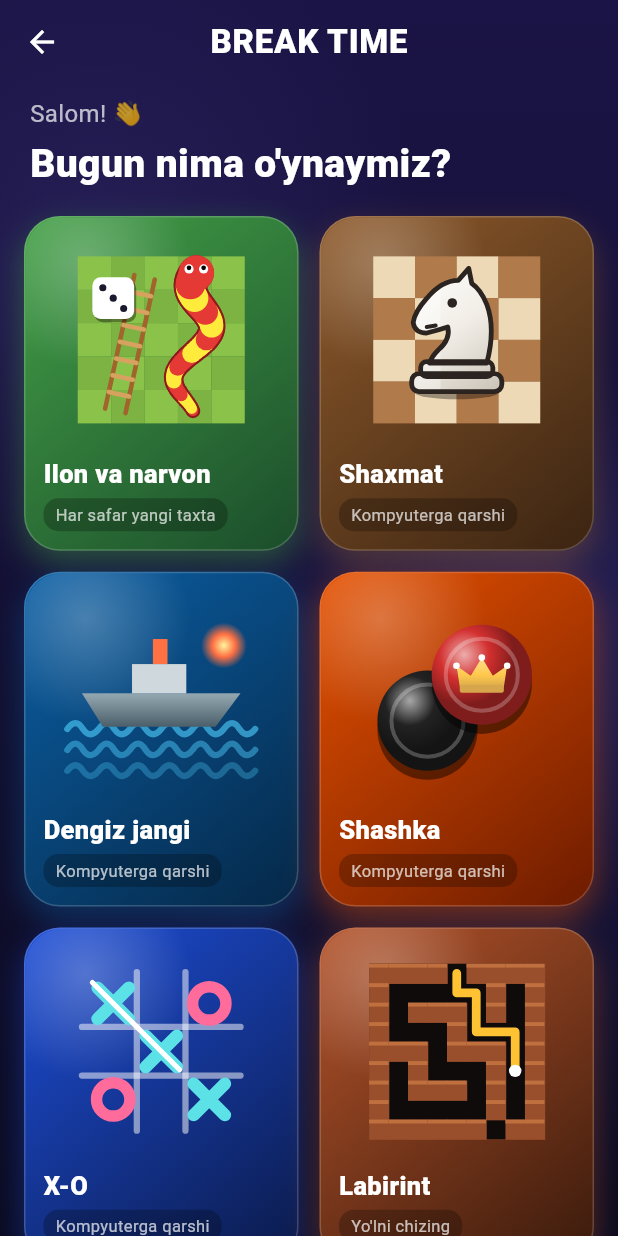
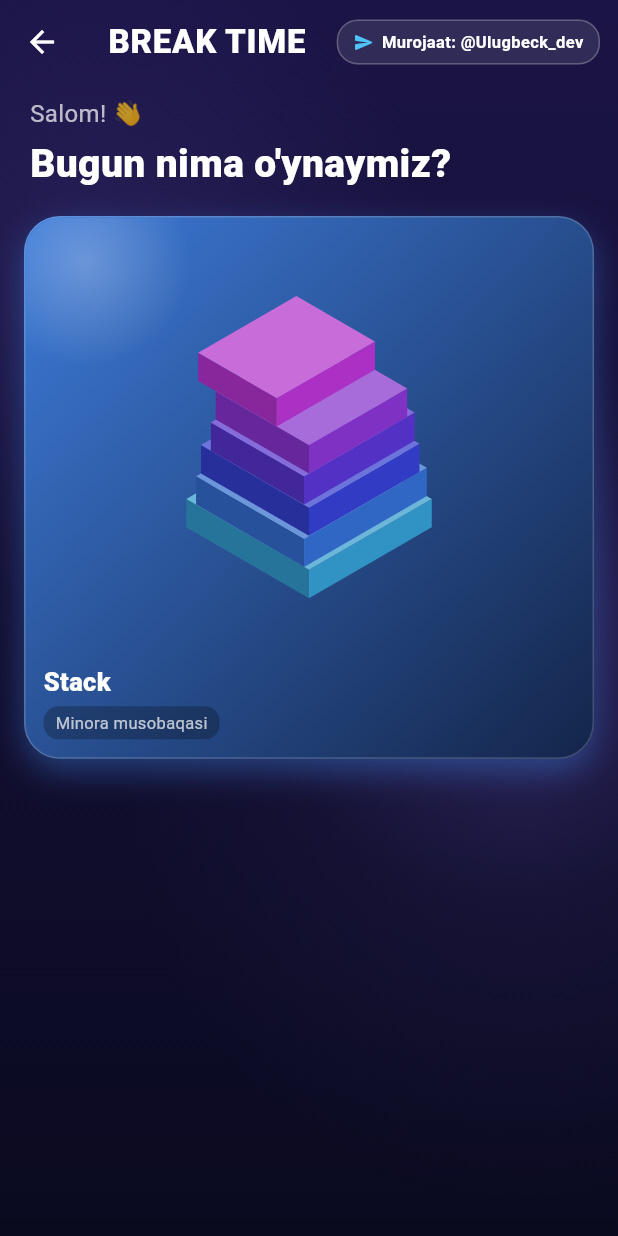
Before and after one commit to myminiapp4654/myminiapp, a Flutter app: the HomeScreen screen opened directly, on a phone screen of 412 x 824 dp. Run offline on Flutter 3.47's test engine with Material 3 defaults, Android fonts, the phone set to English and light mode, and no system bars; our stand-ins replace shared_preferences; missing offline and left inert: dart:js_interop; accounts and stored records are empty.

Commit message:
Faqat adminga barcha o'yinlar (ADMIN_IDS), qolganlarga Stack; Stack yerdan boshlanadi; sarlavha chapda, murojaat @Ulugbeck_dev; bot /id
Co-Authored-By: Claude Opus 5.5 <noreply@anthropic.com>

```diff
--- a/lib/net/server_client.dart
+++ b/lib/net/server_client.dart
@@ -29,7 +29,10 @@ enum ConnState { connecting, online, offline }
 class AppUser {
   final String uid;
   final String name;
-  const AppUser(this.uid, this.name);
+
+  /// Admin — barcha o'yinlarni ko'radi (server Telegram ID bo'yicha aytadi).
+  final bool admin;
+  const AppUser(this.uid, this.name, {this.admin = false});
 }
 
 class _Topic {
@@ -185,7 +188,7 @@ class ServerClient {
     switch (msg['t']) {
       case 'authed':
         final u = msg['user'] as Map;
-        user.value = AppUser(u['uid'] as String, u['name'] as String);
+        user.value = AppUser(u['uid'] as String, u['name'] as String, admin: u['admin'] == true);
         botUsername = msg['bot'] as String?;
         appShortName = (msg['app'] as String?) ?? '';
         authError.value = null;
--- a/lib/screens/home_screen.dart
+++ b/lib/screens/home_screen.dart
@@ -1,3 +1,4 @@
+import 'package:flutter/foundation.dart';
 import 'package:flutter/material.dart';
 
 import '../games/battleship/battleship_screen.dart';
@@ -12,6 +13,7 @@ import '../games/stack/stack_screen.dart';
 import '../games/walls/walls_screen.dart';
 import '../games/xo/xo_screen.dart';
 import '../net/server_client.dart';
+import '../telegram/telegram.dart';
 import '../ui/game_art.dart';
 import '../ui/kit.dart';
 import '../ui/setup.dart';
@@ -147,7 +149,10 @@ final _games = <_GameInfo>[
 
 /// Bosh ekran: o'yinlar galereyasi.
 class HomeScreen extends StatefulWidget {
-  const HomeScreen({super.key});
+  /// Testlar uchun: barcha o'yinlarni ko'rsatish (null — admin bo'yicha).
+  final bool? allGames;
+
+  const HomeScreen({super.key, this.allGames});
 
   @override
   State<HomeScreen> createState() => _HomeScreenState();
@@ -168,12 +173,52 @@ class _HomeScreenState extends State<HomeScreen> with TickerProviderStateMixin {
     super.dispose();
   }
 
+  /// Admin (yoki dasturchi debug rejimida) — barcha o'yinlar, qolganlar — faqat Stack.
+  List<_GameInfo> get _visible {
+    final all = widget.allGames ?? (kDebugMode || (ServerClient.instance.user.value?.admin ?? false));
+    return all ? _games : _games.where((g) => g.title == 'Stack').toList();
+  }
+
   @override
   Widget build(BuildContext context) {
     final name = ServerClient.instance.user.value?.name;
+    final games = _visible;
+    final single = games.length == 1;
     return GameScaffold(
       title: 'BREAK TIME',
       palette: GamePalette.home,
+      centerTitle: false,
+      actions: [
+        // Murojaat uchun — bosilsa Telegram profil ochiladi
+        Padding(
+          padding: const EdgeInsets.only(right: 12),
+          child: Center(
+            child: GestureDetector(
+              key: const ValueKey('contact'),
+              onTap: () => Telegram.openLink('https://t.me/Ulugbeck_dev'),
+              child: Container(
+                padding: const EdgeInsets.symmetric(horizontal: 10, vertical: 6),
+                decoration: BoxDecoration(
+                  borderRadius: BorderRadius.circular(14),
+                  color: Colors.white.withValues(alpha: 0.1),
+                  border: Border.all(color: Colors.white24),
+                ),
+                child: const Row(
+                  mainAxisSize: MainAxisSize.min,
+                  children: [
+                    Icon(Icons.send_rounded, color: Color(0xFF4FC3F7), size: 14),
+                    SizedBox(width: 5),
+                    Text(
+                      'Murojaat: @Ulugbeck_dev',
+                      style: TextStyle(color: Colors.white, fontSize: 11, fontWeight: FontWeight.w700),
+                    ),
+                  ],
+                ),
+              ),
+            ),
+          ),
+        ),
+      ],
       body: CustomScrollView(
         slivers: [
           SliverPadding(
@@ -200,11 +245,12 @@ class _HomeScreenState extends State<HomeScreen> with TickerProviderStateMixin {
           SliverPadding(
             padding: const EdgeInsets.fromLTRB(16, 12, 16, 24),
             sliver: SliverGrid(
-              gridDelegate: const SliverGridDelegateWithFixedCrossAxisCount(
-                crossAxisCount: 2,
+              // Bitta o'yin bo'lsa — katta kartochka
+              gridDelegate: SliverGridDelegateWithFixedCrossAxisCount(
+                crossAxisCount: single ? 1 : 2,
                 mainAxisSpacing: 14,
                 crossAxisSpacing: 14,
-                childAspectRatio: 0.82,
+                childAspectRatio: single ? 1.05 : 0.82,
               ),
               delegate: SliverChildBuilderDelegate(
                 (context, i) {
@@ -222,10 +268,10 @@ class _HomeScreenState extends State<HomeScreen> with TickerProviderStateMixin {
                         child: child,
                       ),
                     ),
-                    child: _GameTile(info: _games[i], loop: _loop),
+                    child: _GameTile(info: games[i], loop: _loop),
                   );
                 },
-                childCount: _games.length,
+                childCount: games.length,
               ),
             ),
           ),
--- a/lib/ui/kit.dart
+++ b/lib/ui/kit.dart
@@ -114,6 +114,9 @@ class GameScaffold extends StatelessWidget {
   final List<Widget>? actions;
   final Widget? leading;
 
+  /// Sarlavha o'rtada (o'yinlarda) yoki chapda (bosh ekranda).
+  final bool centerTitle;
+
   const GameScaffold({
     super.key,
     required this.title,
@@ -121,6 +124,7 @@ class GameScaffold extends StatelessWidget {
     required this.body,
     this.actions,
     this.leading,
+    this.centerTitle = true,
   });
 
   @override
@@ -135,7 +139,7 @@ class GameScaffold extends StatelessWidget {
         surfaceTintColor: Colors.transparent,
         foregroundColor: Colors.white,
         elevation: 0,
-        centerTitle: true,
+        centerTitle: centerTitle,
         leading: leading,
         actions: actions,
       ),
--- a/shots/home_shot_test.dart
+++ b/shots/home_shot_test.dart
@@ -10,4 +10,7 @@ void main() {
     await shoot(t, 'home', const HomeScreen());
     await t.pumpWidget(const SizedBox());
   });
+  testWidgets('home user', (t) async {
+    await shoot(t, 'home_user', const HomeScreen(allGames: false), pumps: const [Duration(milliseconds: 1500)]);
+  });
 }
```
Also changed, not shown: lib/games/stack/stack_art.dart (+36 -4 lines), server/lib/src/bot.dart (+11 -0 lines), server/lib/src/hub.dart (+7 -1 lines), 6 other files.
